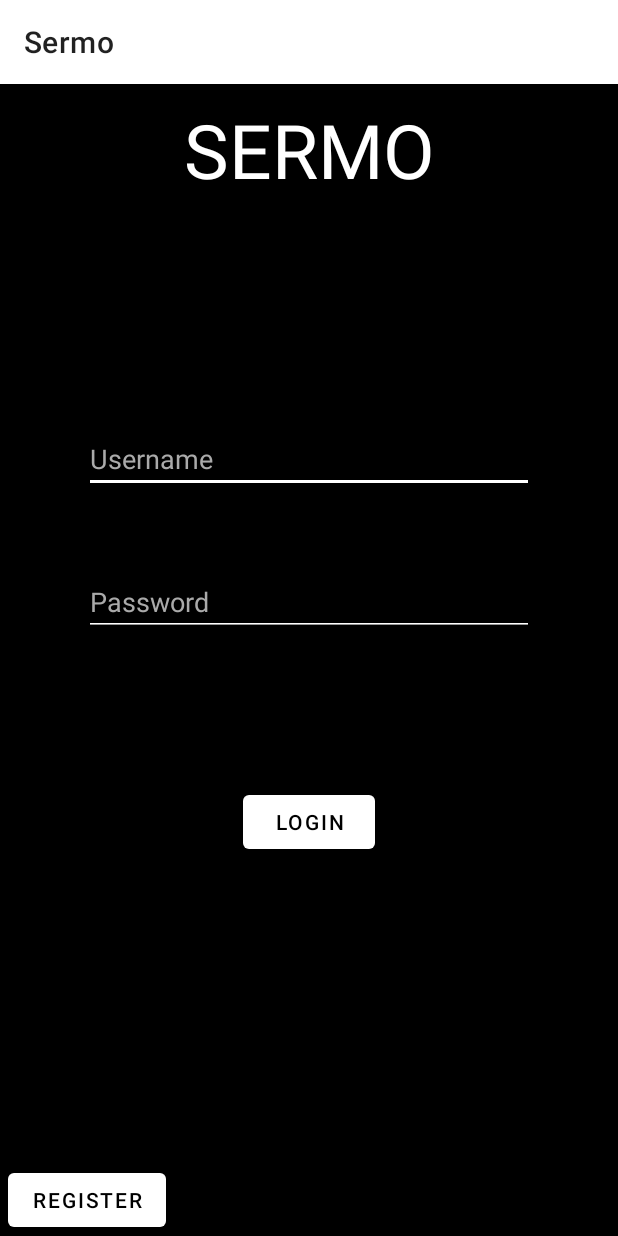
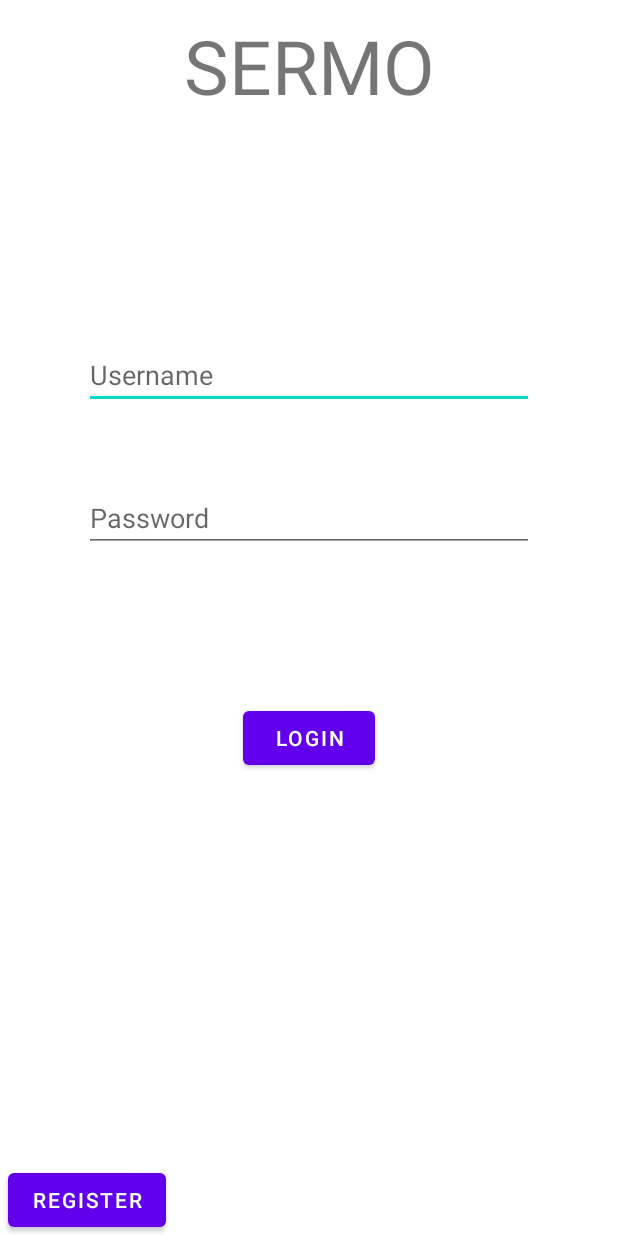
Before and after one commit to ruipinto2001/Project-PDM, an Android app: the screen it shows after launch (LoginActivity), after a tap on "LOGIN", on a phone screen of 412 x 824 dp. Run offline under Robolectric (Android 15) with nearby library versions, the phone set to English and light mode, and no system bars.

Commit message:
Buttons toast messages and theme changes
-Added placeholder toast messages on buttons login and register
-Removed top title bar by changing default theme configurations

```diff
--- a/Sermo/app/src/main/AndroidManifest.xml
+++ b/Sermo/app/src/main/AndroidManifest.xml
@@ -10,7 +10,7 @@
         android:label="@string/app_name"
         android:roundIcon="@mipmap/ic_launcher_round"
         android:supportsRtl="true"
-        android:theme="@style/DarkTheme"
+        android:theme="@style/Theme.Sermo"
         tools:targetApi="31">
         <activity
             android:name=".LoginActivity"
--- a/Sermo/app/src/main/java/pt/ipca/sermo/LoginActivity.kt
+++ b/Sermo/app/src/main/java/pt/ipca/sermo/LoginActivity.kt
@@ -2,10 +2,22 @@ package pt.ipca.sermo
 
 import androidx.appcompat.app.AppCompatActivity
 import android.os.Bundle
+import android.view.View
+import android.widget.Toast
 
 class LoginActivity : AppCompatActivity() {
     override fun onCreate(savedInstanceState: Bundle?) {
         super.onCreate(savedInstanceState)
-        setContentView(R.layout.activity_main)
+        setContentView(R.layout.activity_login)
+    }
+
+    fun doLogin(view: View) {
+        // Placeholder message
+        Toast.makeText(this, "Login Successful!", Toast.LENGTH_LONG).show()
+    }
+
+    fun startRegister(view: View) {
+        // Placeholder message
+        Toast.makeText(this, "Register Successful!", Toast.LENGTH_LONG).show()
     }
 }
--- a/Sermo/app/src/main/res/values/themes.xml
+++ b/Sermo/app/src/main/res/values/themes.xml
@@ -12,5 +12,9 @@
         <!-- Status bar color. -->
         <item name="android:statusBarColor">?attr/colorPrimaryVariant</item>
         <!-- Customize your theme here. -->
+
+        <!-- Remove title bar -->
+        <item name="windowActionBar">false</item>
+        <item name="windowNoTitle">true</item>
     </style>
 </resources>
```
Also changed, not shown: Sermo/app/src/main/res/layout/activity_login.xml (renamed from Sermo/app/src/main/res/layout/activity_main.xml).
